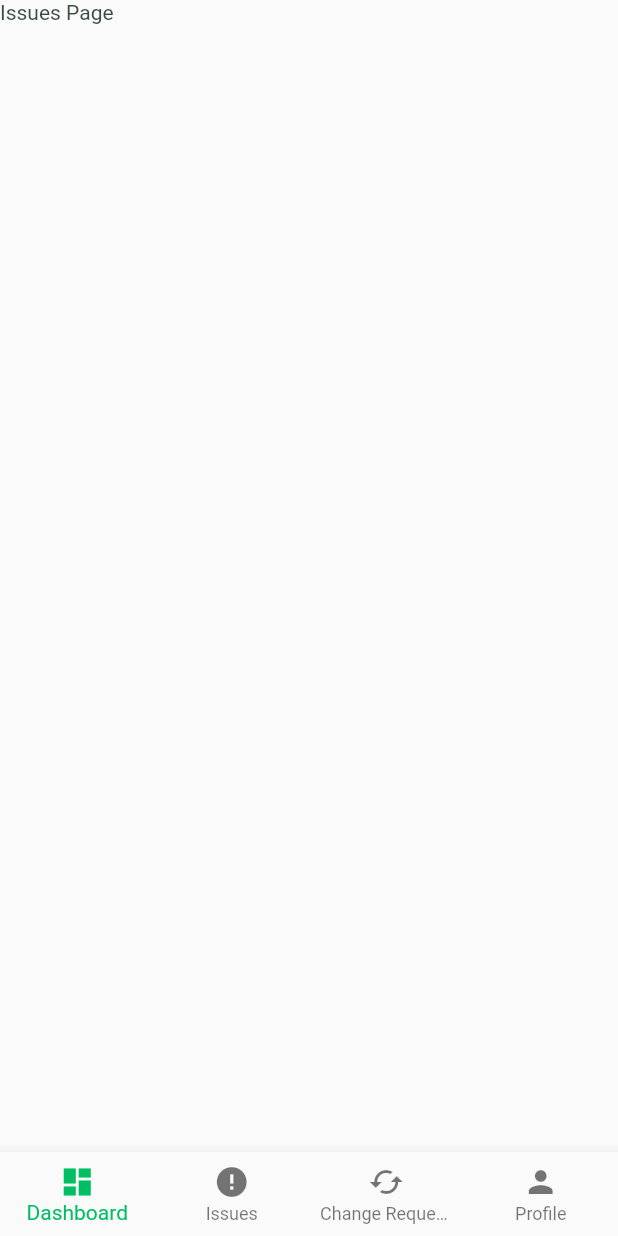
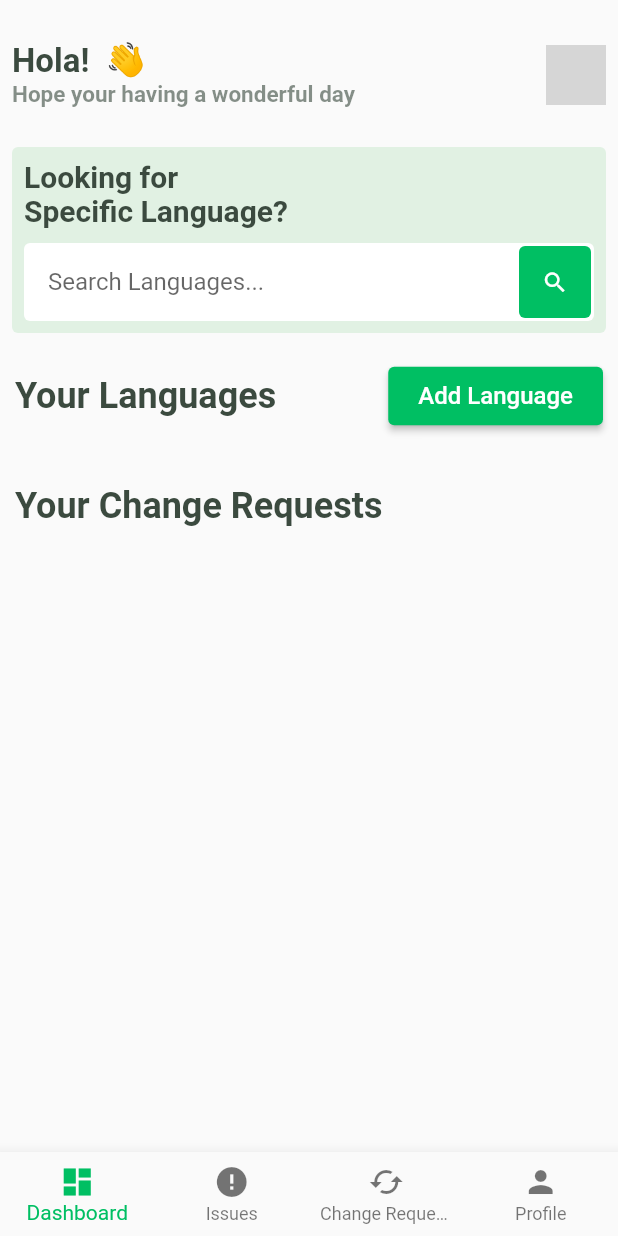
Before and after one commit to bishwakiranpoudel/lipi-Ideax, a Flutter app: the screen it shows once a user with an empty profile is signed in, on a phone screen of 412 x 824 dp. Run offline on Flutter 3.47's test engine with Material 2 defaults, Android fonts, the phone set to English and light mode, and no system bars; our stand-ins replace cloud_firestore, firebase_auth, firebase_core, firebase_storage, google_fonts, image_picker and 1 more; accounts and stored records are empty; network calls fail; grey boxes are pictures that could not be loaded.

Commit message:
Added dashboard scren

```diff
--- /dev/null
+++ b/frontend/lib/screens/dashboard.dart
@@ -0,0 +1,342 @@
+import 'package:cloud_firestore/cloud_firestore.dart';
+import 'package:firebase_auth/firebase_auth.dart';
+import 'package:flutter/material.dart';
+import 'package:frontend/colors.dart';
+
+class DashboardScreen extends StatefulWidget {
+  const DashboardScreen({Key? key});
+
+  @override
+  State<DashboardScreen> createState() => _DashboardScreenState();
+}
+
+class _DashboardScreenState extends State<DashboardScreen> {
+  final TextEditingController _searchController = TextEditingController();
+  bool isSearching = false;
+  @override
+  Widget build(BuildContext context) {
+    final User? user = FirebaseAuth.instance.currentUser;
+    final String uid = user!.uid.toString();
+    return GestureDetector(
+      onTap: () {
+        // Lose focus when tapping outside the TextField
+        FocusScope.of(context).unfocus();
+      },
+      child: SingleChildScrollView(
+        child: Column(
+          crossAxisAlignment: CrossAxisAlignment.start,
+          children: [
+            SizedBox(
+              height: 20,
+            ),
+
+            StreamBuilder(
+              stream: FirebaseFirestore.instance
+                  .collection('profiles')
+                  .where('uid', isEqualTo: uid)
+                  .limit(1)
+                  .snapshots(),
+              builder: (context, snapshot) {
+                if (!snapshot.hasData) {
+                  return CircularProgressIndicator();
+                }
+                final documents = snapshot.data!.docs;
+
+                return ListView.builder(
+                  shrinkWrap: true,
+                  itemCount: documents.length,
+                  itemBuilder: (context, index) {
+                    final document = documents[index];
+                    final name = document['name'];
+                    final image = document['image'];
+
+                    return Padding(
+                      padding: const EdgeInsets.all(8.0),
+                      child: Row(
+                        mainAxisAlignment: MainAxisAlignment.spaceBetween,
+                        children: [
+                          Column(
+                            crossAxisAlignment: CrossAxisAlignment.start,
+                            children: [
+                              Text(
+                                "Hola! ${name} 👋",
+                                style: TextStyle(
+                                  fontSize: 22,
+                                  fontWeight: FontWeight.bold,
+                                ),
+                              ),
+                              Text(
+                                "Hope your having a wonderful day",
+                                style: TextStyle(
+                                    fontSize: 15,
+                                    fontWeight: FontWeight.bold,
+                                    color: Color.fromARGB(157, 59, 74, 63)),
+                              ),
+                            ],
+                          ),
+                          CircleAvatar(
+                            backgroundColor: AppColors.primaryColor,
+                            foregroundImage: NetworkImage(image),
+                          )
+                        ],
+                      ),
+                    );
+                  },
+                );
+              },
+            ),
+
+            SizedBox(
+              height: 10,
+            ),
+            // add search bar
+            Padding(
+              padding: const EdgeInsets.all(8.0),
+              child: Row(
+                mainAxisAlignment: MainAxisAlignment.center,
+                children: [
+                  Expanded(
+                    child: Container(
+                      decoration: BoxDecoration(
+                          color: const Color.fromARGB(208, 219, 239, 222),
+                          borderRadius: BorderRadius.circular(4)),
+                      child: Padding(
+                        padding: const EdgeInsets.all(8.0),
+                        child: Column(
+                          crossAxisAlignment: CrossAxisAlignment.start,
+                          children: [
+                            Text(
+                              "Looking for",
+                              style: TextStyle(
+                                fontSize: 20,
+                                fontWeight: FontWeight.bold,
+                              ),
+                            ),
+                            Text(
+                              "Specific Language?",
+                              style: TextStyle(
+                                fontSize: 20,
+                                fontWeight: FontWeight.bold,
+                              ),
+                            ),
+                            SizedBox(
+                              height: 10,
+                            ),
+                            TextField(
+                              controller: _searchController,
+                              decoration: InputDecoration(
+                                hintText: "Search Languages...",
+                                filled: true,
+                                fillColor: Colors.white,
+                                contentPadding: EdgeInsets.all(
+                                    16), // Adjust padding as needed
+                                border: OutlineInputBorder(
+                                  borderRadius: BorderRadius.circular(4),
+                                  borderSide:
+                                      BorderSide.none, // Remove border color
+                                ),
+                                focusedBorder: OutlineInputBorder(
+                                  borderRadius: BorderRadius.circular(4),
+                                  borderSide:
+                                      BorderSide.none, // Remove border color
+                                ),
+                                enabledBorder: OutlineInputBorder(
+                                  borderRadius: BorderRadius.circular(4),
+                                  borderSide:
+                                      BorderSide.none, // Remove border color
+                                ),
+                                suffixIcon: Padding(
+                                  padding: const EdgeInsets.all(2.0),
+                                  child: Container(
+                                    decoration: BoxDecoration(
+                                        color: AppColors.primaryColor,
+                                        borderRadius: BorderRadius.circular(4)),
+                                    child: IconButton(
+                                      icon: Icon(
+                                        Icons.search,
+                                        color: Colors.white,
+                                      ),
+                                      onPressed: () {},
+                                    ),
+                                  ),
+                                ),
+                                // Add elevation to the TextField
+                                floatingLabelBehavior:
+                                    FloatingLabelBehavior.always,
+                                isDense: true,
+                              ),
+                              onTap: () {
+                                // Set isSearching to true when the TextField is tapped
+                                setState(() {
+                                  isSearching = true;
+                                });
+                              },
+                              onEditingComplete: () {
+                                // Set isSearching to false when editing is complete (e.g., when pressing the "Done" key on the keyboard)
+                                setState(() {
+                                  isSearching = false;
+                                });
+                              },
+                            ),
+                          ],
+                        ),
+                      ),
+                    ),
+                  ),
+                ],
+              ),
+            ),
+
+            // Your Languages Container
+            Container(
+              margin: EdgeInsets.all(10.0),
+              child: Column(
+                children: [
+                  Row(
+                    mainAxisAlignment: MainAxisAlignment.spaceBetween,
+                    children: [
+                      Text(
+                        'Your Languages',
+                        style: TextStyle(
+                          fontSize: 24.0,
+                          fontWeight: FontWeight.bold,
+                        ),
+                      ),
+                      // Add Language Button
+                      ElevatedButton(
+                        onPressed: () async {},
+                        style: ElevatedButton.styleFrom(
+                          primary: AppColors.primaryColor,
+                          padding: EdgeInsets.symmetric(
+                            horizontal: 20.0,
+                            vertical: 10.0,
+                          ),
+                        ),
+                        child: Text(
+                          'Add Language',
+                          style: TextStyle(
+                            fontSize: 16.0,
+                          ),
+                        ),
+                      ),
+                    ],
+                  ),
+                  // Show all user Languages
+                  StreamBuilder(
+                    stream: FirebaseFirestore.instance
+                        .collection('languages')
+                        .where('maintainer', isEqualTo: uid)
+                        .snapshots(),
+                    builder: (context, snapshot) {
+                      if (!snapshot.hasData) {
+                        return CircularProgressIndicator();
+                      }
+                      final documents = snapshot.data!.docs;
+
+                      return ListView.builder(
+                        shrinkWrap: true,
+                        itemCount: documents.length,
+                        itemBuilder: (context, index) {
+                          final document = documents[index];
+                          final name = document['name'];
+                          final description = document['description'];
+                          final documentId = document.id;
+
+                          return Card(
+                            margin: EdgeInsets.symmetric(
+                              vertical: 8.0,
+                            ),
+                            elevation: 2.0, // Decreased shadow elevation
+                            child: ListTile(
+                              title: Text(
+                                name,
+                                style: TextStyle(
+                                  fontSize: 18.0,
+                                  fontWeight: FontWeight.bold,
+                                ),
+                              ),
+                              subtitle: Text(
+                                description,
+                                style: TextStyle(
+                                  fontSize: 14.0,
+                                ),
+                              ),
+                              onTap: () {},
+                            ),
+                          );
+                        },
+                      );
+                    },
+                  ),
+                  SizedBox(
+                    height: 35,
+                  ),
+                  Row(
+                    mainAxisAlignment: MainAxisAlignment.spaceBetween,
+                    children: [
+                      Text(
+                        'Your Change Requests',
+                        style: TextStyle(
+                          fontSize: 24.0,
+                          fontWeight: FontWeight.bold,
+                        ),
+                      ),
+                      // Add Language Button
+                    ],
+                  ),
+                  // Show all user Languages
+                  StreamBuilder(
+                    stream: FirebaseFirestore.instance
+                        .collection('changerequests')
+                        .where('changer', isEqualTo: uid)
+                        .snapshots(),
+                    builder: (context, snapshot) {
+                      if (!snapshot.hasData) {
+                        return CircularProgressIndicator();
+                      }
+                      final documents = snapshot.data!.docs;
+
+                      return ListView.builder(
+                        shrinkWrap: true,
+                        itemCount: documents.length,
+                        itemBuilder: (context, index) {
+                          final document = documents[index];
+                          final name = document['name'];
+                          final description = document['description'];
+                          final documentId = document.id;
+
+                          return Card(
+                            margin: EdgeInsets.symmetric(
+                              vertical: 8.0,
+                            ),
+                            elevation: 2.0, // Decreased shadow elevation
+                            child: ListTile(
+                              title: Text(
+                                name,
+                                style: TextStyle(
+                                  fontSize: 18.0,
+                                  fontWeight: FontWeight.bold,
+                                ),
+                              ),
+                              subtitle: Text(
+                                description,
+                                style: TextStyle(
+                                  fontSize: 14.0,
+                                ),
+                              ),
+                              onTap: () {},
+                            ),
+                          );
+                        },
+                      );
+                    },
+                  ),
+                ],
+              ),
+            ),
+          ],
+        ),
+      ),
+    );
+  }
+}
--- a/frontend/lib/screens/home.dart
+++ b/frontend/lib/screens/home.dart
@@ -1,7 +1,6 @@
 import 'package:flutter/material.dart';
 import 'package:frontend/colors.dart';
-
-import 'package:frontend/screens/addprofile.dart';
+import 'package:frontend/screens/dashboard.dart';
 
 class HomeScreen extends StatefulWidget {
   const HomeScreen({super.key});
@@ -13,9 +12,9 @@ class HomeScreen extends StatefulWidget {
 class _HomeScreenState extends State<HomeScreen> {
   int _selectedIndex = 0;
   final List<Widget> _screens = [
+    DashboardScreen(),
     Text("Issues Page"),
     Text("Change Requests Page"),
-    Text("Issues Page"),
     Text("Change Requests Page"),
   ];
 
```
